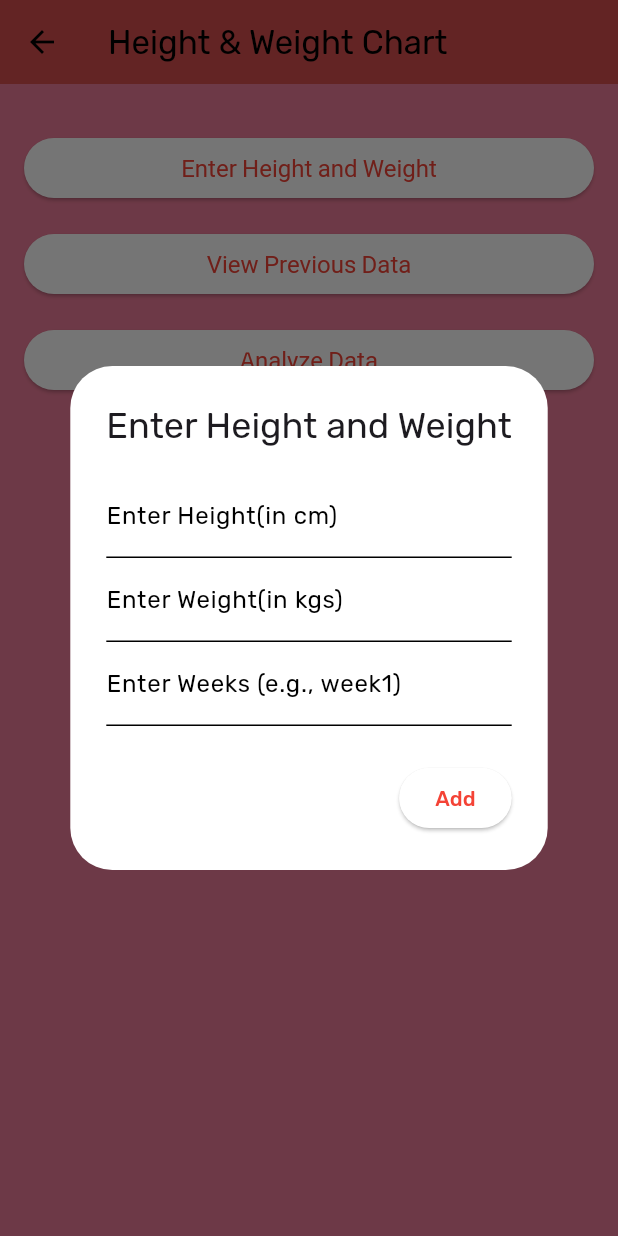
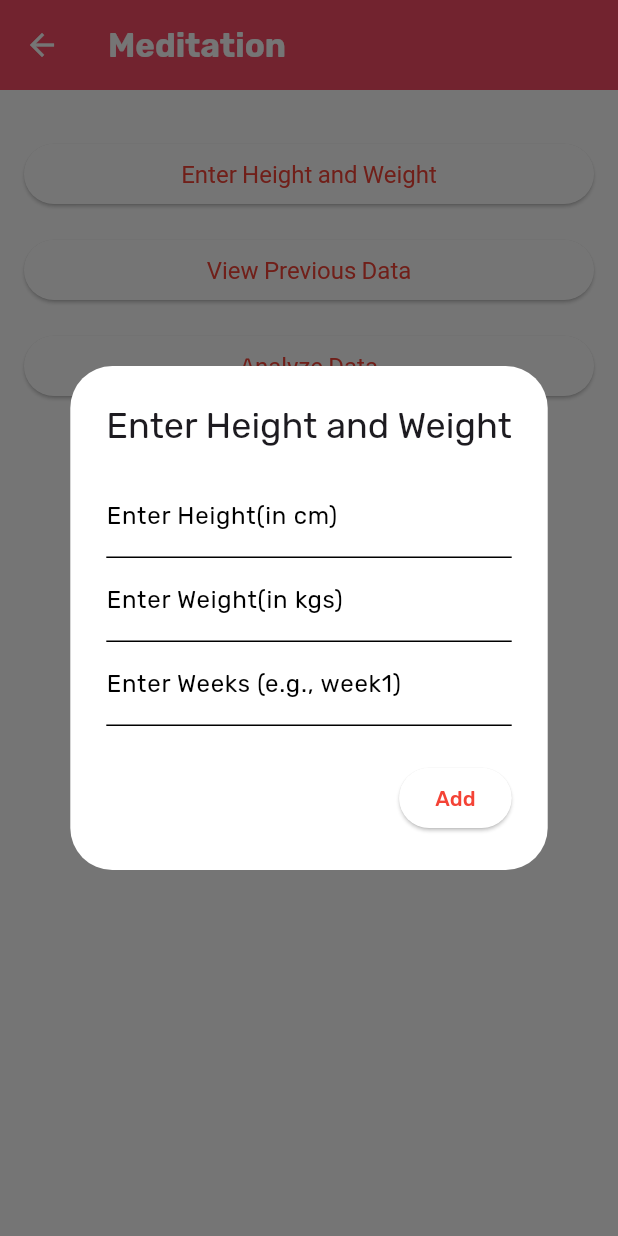
Before and after one commit to adarshnagrikar14/gsc24-garbh, a Flutter app: the HeightChart screen opened directly, after a tap on "Enter Height and Weight", on a phone screen of 412 x 824 dp. Run offline on Flutter 3.47's test engine with Material 3 defaults, Android fonts, the phone set to English and light mode, and no system bars; our stand-ins replace audioplayers, cloud_firestore, firebase_auth, firebase_core, fl_chart, fluttertoast and 7 more; accounts and stored records are empty; project files that could hold a hidden picture were left out.

Commit message:
height_weight page bug fixed

```diff
--- a/lib/Height&weight/height_weight.dart
+++ b/lib/parent_screens/height_weight.dart
@@ -1,8 +1,7 @@
 import 'package:flutter/material.dart';
 import 'package:fl_chart/fl_chart.dart';
-import 'package:carousel_slider/carousel_slider.dart';
-import 'package:firebase_core/firebase_core.dart';
 import 'package:cloud_firestore/cloud_firestore.dart';
+import 'package:gap/gap.dart';
 
 class HeightChart extends StatefulWidget {
   const HeightChart({Key? key}) : super(key: key);
@@ -16,12 +15,11 @@ class _HeightChartState extends State<HeightChart> {
   List<FlSpot> heightSpots = [];
   List<FlSpot> weightSpots = [];
   List<String> imageUrls = [];
+  Color redColor = const Color.fromARGB(255, 249, 76, 102);
 
   @override
   void initState() {
     super.initState();
-
-    Firebase.initializeApp();
 
     fetchImageUrls();
   }
@@ -30,7 +28,7 @@ class _HeightChartState extends State<HeightChart> {
     QuerySnapshot querySnapshot =
         await FirebaseFirestore.instance.collection("HWimages").get();
 
-    querySnapshot.docs.forEach((document) {
+    for (var document in querySnapshot.docs) {
       var data = document.data() as Map<String, dynamic>?;
 
       if (data != null && data.containsKey('imageUrl')) {
@@ -38,42 +36,34 @@ class _HeightChartState extends State<HeightChart> {
           imageUrls.add(data['imageUrl']);
         });
       }
-    });
+    }
   }
 
   @override
   Widget build(BuildContext context) {
     return Scaffold(
-      backgroundColor: Color.fromARGB(255, 238, 125, 154),
       appBar: AppBar(
-        backgroundColor: Color.fromARGB(255, 216, 79, 79),
-        title: const Text('Height & Weight Chart'),
+        title: const Text(
+          "Meditation",
+          style: TextStyle(
+            color: Colors.white,
+            fontWeight: FontWeight.bold,
+          ),
+        ),
+        backgroundColor: redColor,
+        toolbarHeight: 60.0,
+        foregroundColor: Colors.white,
       ),
       body: Padding(
         padding: const EdgeInsets.all(16.0),
         child: Column(
           crossAxisAlignment: CrossAxisAlignment.stretch,
           children: [
-            if (imageUrls.isNotEmpty)
-              CarouselSlider(
-                options: CarouselOptions(
-                  autoPlay: true,
-                  aspectRatio: 2.0,
-                  enlargeCenterPage: true,
-                ),
-                items: imageUrls.map((url) {
-                  return Builder(
-                    builder: (BuildContext context) {
-                      return Image.network(url, fit: BoxFit.cover);
-                    },
-                  );
-                }).toList(),
-              ),
             const SizedBox(height: 16.0),
             ElevatedButton(
               onPressed: () => _showDataInputDialog(context),
               style: ElevatedButton.styleFrom(
-                textStyle: TextStyle(fontSize: 16.0),
+                textStyle: const TextStyle(fontSize: 16.0),
               ),
               child: const Text('Enter Height and Weight'),
             ),
@@ -81,7 +71,7 @@ class _HeightChartState extends State<HeightChart> {
             ElevatedButton(
               onPressed: () => _showPreviousData(),
               style: ElevatedButton.styleFrom(
-                textStyle: TextStyle(fontSize: 16.0),
+                textStyle: const TextStyle(fontSize: 16.0),
               ),
               child: const Text('View Previous Data'),
             ),
@@ -95,19 +85,36 @@ class _HeightChartState extends State<HeightChart> {
                 }
               },
               style: ElevatedButton.styleFrom(
-                textStyle: TextStyle(fontSize: 16.0),
+                textStyle: const TextStyle(fontSize: 16.0),
               ),
               child: const Text('Analyze Data'),
             ),
-            const SizedBox(height: 16.0),
+            const SizedBox(height: 30.0),
             if (heightSpots.isNotEmpty && weightSpots.isNotEmpty)
               Expanded(
                 child: LayoutBuilder(
                   builder: (context, constraints) {
                     return LineChart(
                       LineChartData(
-                        gridData: FlGridData(show: false),
-                        titlesData: FlTitlesData(show: false),
+                        gridData: const FlGridData(
+                          show: false,
+                        ),
+                        titlesData: FlTitlesData(
+                          show: true,
+                          rightTitles: const AxisTitles(),
+                          topTitles: const AxisTitles(),
+                          leftTitles: AxisTitles(
+                            axisNameSize: 20.0,
+                            sideTitles: SideTitles(
+                              showTitles: true,
+                              // interval: 1,
+                              getTitlesWidget: (value, meta) {
+                                return Text("$value");
+                              },
+                              reservedSize: 50.0,
+                            ),
+                          ),
+                        ),
                         borderData: FlBorderData(
                           show: true,
                           border: Border.all(
@@ -124,7 +131,8 @@ class _HeightChartState extends State<HeightChart> {
                             spots: heightSpots,
                             isCurved: true,
                             color: Colors.blue,
-                            dotData: FlDotData(show: false),
+                            show: true,
+                            dotData: const FlDotData(show: false),
                             belowBarData: BarAreaData(show: false),
                             isStrokeCapRound: true,
                             barWidth: 6,
@@ -133,7 +141,7 @@ class _HeightChartState extends State<HeightChart> {
                             spots: weightSpots,
                             isCurved: true,
                             color: Colors.red,
-                            dotData: FlDotData(show: false),
+                            dotData: const FlDotData(show: false),
                             belowBarData: BarAreaData(show: false),
                             isStrokeCapRound: true,
                             barWidth: 6,
@@ -144,6 +152,7 @@ class _HeightChartState extends State<HeightChart> {
                   },
                 ),
               ),
+            const Gap(20.0),
           ],
         ),
       ),
@@ -268,11 +277,15 @@ class _HeightChartState extends State<HeightChart> {
         return AlertDialog(
           title: const Text('Previous Data'),
           content: Column(
+            mainAxisSize: MainAxisSize.min,
+            crossAxisAlignment: CrossAxisAlignment.start,
             children: dataPoints
-                .map((dataPoint) => ListTile(
-                      title: Text(
-                          'Weeks: ${dataPoint.weeks}, Height: ${dataPoint.height}, Weight: ${dataPoint.weight}'),
-                    ))
+                .map(
+                  (dataPoint) => ListTile(
+                    title: Text(
+                        'Weeks: ${dataPoint.weeks}, Height: ${dataPoint.height}, Weight: ${dataPoint.weight}'),
+                  ),
+                )
                 .toList(),
           ),
           actions: [
```
Also changed, not shown: lib/parent_screens/home_parent.dart (+11 -2 lines).
